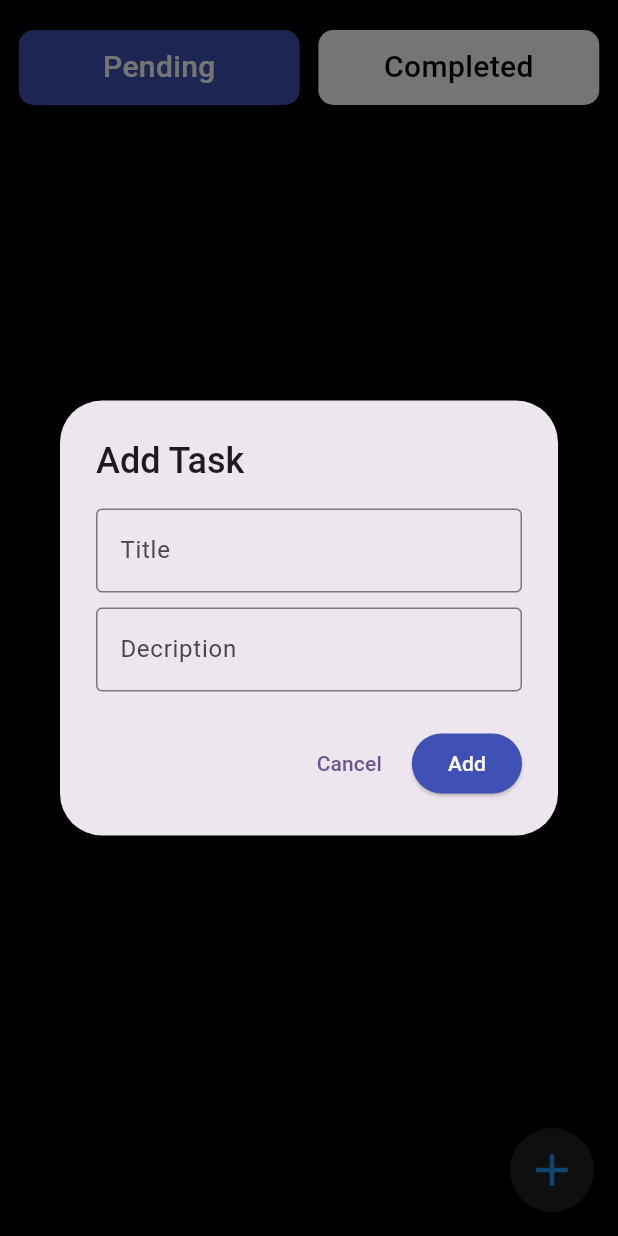
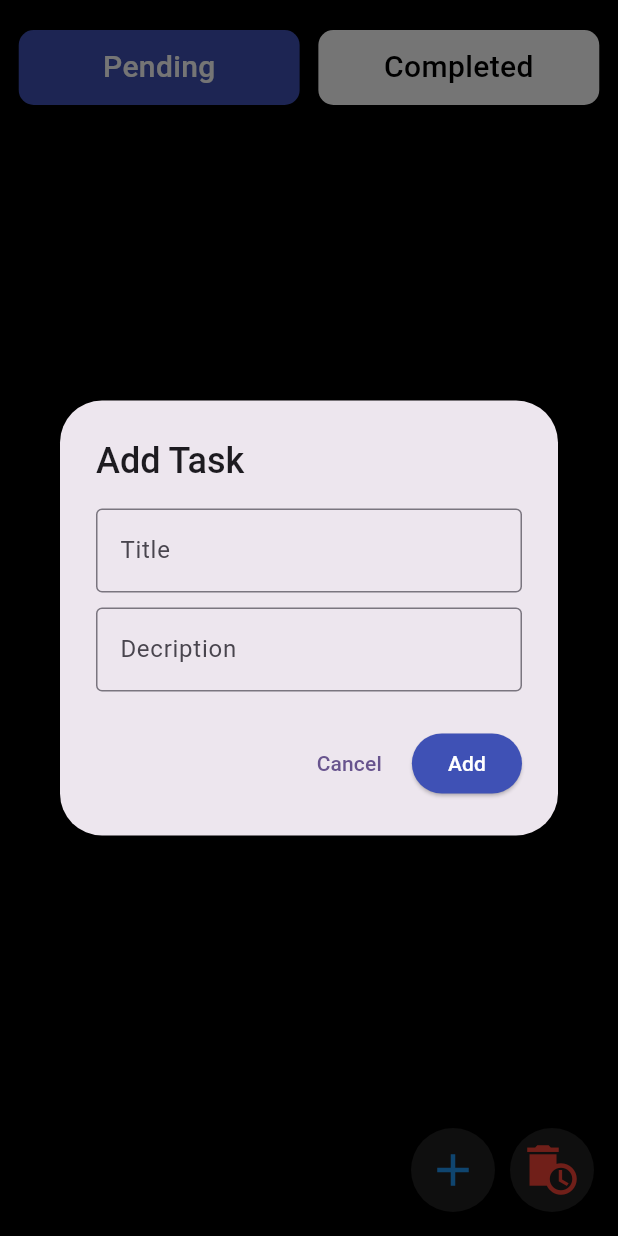
Before and after one commit to Sojib201/todo_using_firebase_auth_using_firebase, a Flutter app: the TodoTab screen opened directly, after a tap on the "add" icon, on a phone screen of 412 x 824 dp. Run offline on Flutter 3.47's test engine with Material 3 defaults, Android fonts, the light colour scheme and no system bars; our stand-ins replace cloud_firestore, firebase_auth, firebase_core, flutter_slidable; accounts and stored records are empty.

Commit message:
complete todo app with authentication using firebase

```diff
--- /dev/null
+++ b/lib/deleted_todo_model.dart
@@ -0,0 +1,29 @@
+import 'package:cloud_firestore/cloud_firestore.dart';
+
+class DeletedTodo {
+  final String id;
+  final String title;
+  final String description;
+  final bool completed;
+  final DateTime? deletedAt;
+
+  DeletedTodo({
+    required this.id,
+    required this.title,
+    required this.description,
+    required this.completed,
+    this.deletedAt,
+  });
+
+  // ✅ This method fixes your error
+  factory DeletedTodo.fromDoc(DocumentSnapshot doc) {
+    final data = doc.data() as Map<String, dynamic>;
+    return DeletedTodo(
+      id: doc.id,
+      title: data['title'] ?? '',
+      description: data['description'] ?? '',
+      completed: data['completed'] ?? false,
+      deletedAt: (data['deletedAt'] as Timestamp?)?.toDate(),
+    );
+  }
+}
--- a/lib/todo_model.dart
+++ b/lib/todo_model.dart
@@ -1,5 +1,4 @@
 import 'package:cloud_firestore/cloud_firestore.dart';
-import 'package:flutter/cupertino.dart';
 
 class Todo{
   final String id;
--- a/lib/todo_tab.dart
+++ b/lib/todo_tab.dart
@@ -3,6 +3,7 @@ import 'package:flutter/material.dart';
 import 'package:to_do_with_firebase/auth_service.dart';
 import 'package:to_do_with_firebase/database_service.dart';
 import 'package:to_do_with_firebase/login_screen.dart';
+import 'package:to_do_with_firebase/recycle_bin_screen.dart';
 import 'package:to_do_with_firebase/todo_model.dart';
 import 'package:to_do_with_firebase/widgets/complete_task_widgets.dart';
 import 'package:to_do_with_firebase/widgets/pending_task_widgets.dart';
@@ -164,13 +165,34 @@ class _TodoTabState extends State<TodoTab> {
           ),
         ],
       ),
-      floatingActionButton: FloatingActionButton(
-        shape: const CircleBorder(),
-        backgroundColor:Colors.grey.withOpacity(0.2),
-        onPressed: (){
-          showTaskDialog(context );
-        },
-        child: const Icon(Icons.add,color: Colors.blue,size: 36,),),
+      floatingActionButton: Row(
+        mainAxisSize: MainAxisSize.min,
+        children: [
+          FloatingActionButton(
+            heroTag: 'addTaskBtn', // 👈 unique hero tag
+            shape: const CircleBorder(),
+            backgroundColor: Colors.grey.withOpacity(0.2),
+            onPressed: () {
+              showTaskDialog(context);
+            },
+            child: const Icon(Icons.add, color: Colors.blue, size: 36),
+          ),
+          const SizedBox(width: 10),
+          FloatingActionButton(
+            heroTag: 'recycleBinBtn', // 👈 unique hero tag
+            shape: const CircleBorder(),
+            backgroundColor: Colors.grey.withOpacity(0.2),
+            onPressed: () {
+              Navigator.push(
+                context,
+                MaterialPageRoute(builder: (_) => RecycleBinScreen()),
+              );
+            },
+            child: const Icon(Icons.auto_delete_sharp, color: Colors.red, size: 36),
+          ),
+        ],
+      ),
+
     );
   }
 }
```
Also changed, not shown: lib/database_service.dart (+68 -1 lines), lib/recycle_bin_screen.dart (added, +56 -0 lines), lib/widgets/complete_task_widgets.dart (+12 -2 lines), lib/widgets/pending_task_widgets.dart (+16 -12 lines).
